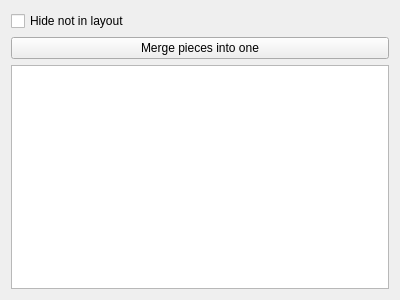
Above: src/app/ostara/dialogs/vwidgetdetails.ui from equinox-patterns/Ostara before the change. Below: the same form after it.
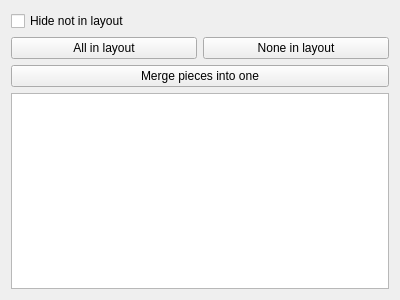
That is the form after the change. Custom widgets are drawn as their Qt base class.

The edit to the form file:
```diff
--- a/src/app/ostara/dialogs/vwidgetdetails.ui
+++ b/src/app/ostara/dialogs/vwidgetdetails.ui
@@ -27,6 +27,30 @@
      </property>
     </widget>
    </item>
+   <item>
+    <layout class="QHBoxLayout" name="layoutInLayoutButtons">
+     <item>
+      <widget class="QPushButton" name="allInLayoutButton">
+       <property name="toolTip">
+        <string>Every piece goes in the layout.</string>
+       </property>
+       <property name="text">
+        <string>All in layout</string>
+       </property>
+      </widget>
+     </item>
+     <item>
+      <widget class="QPushButton" name="noneInLayoutButton">
+       <property name="toolTip">
+        <string>No piece is put in the layout.</string>
+       </property>
+       <property name="text">
+        <string>None in layout</string>
+       </property>
+      </widget>
+     </item>
+    </layout>
+   </item>
    <item>
     <widget class="QPushButton" name="linkPiecesButton">
      <property name="text">
```
